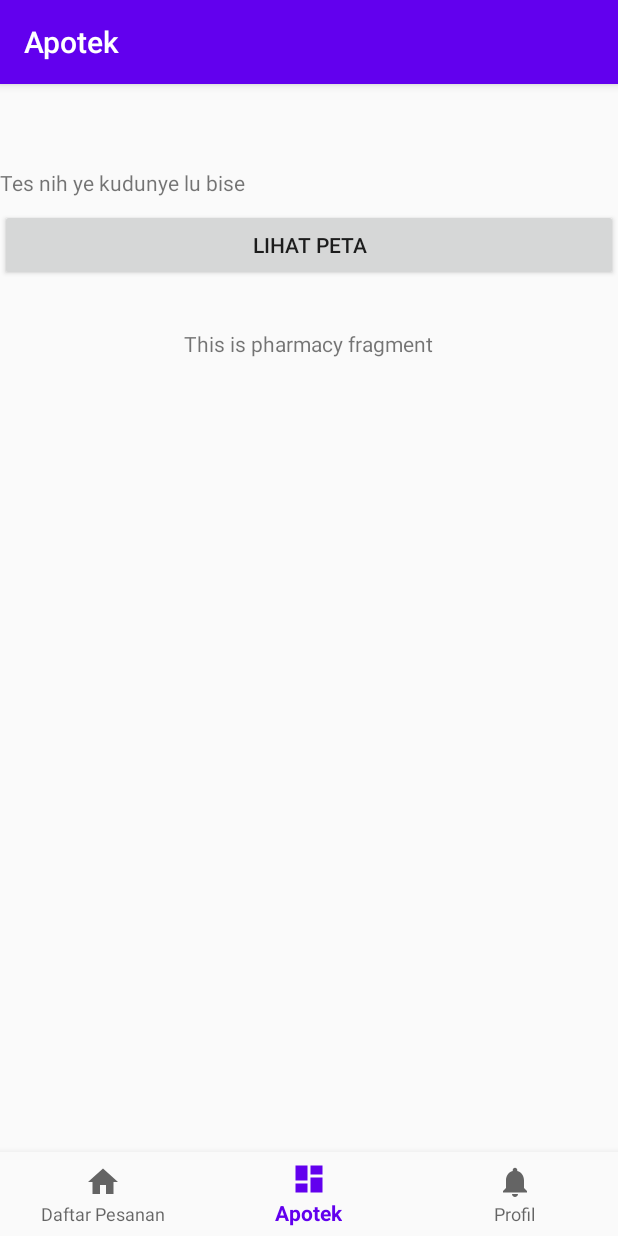
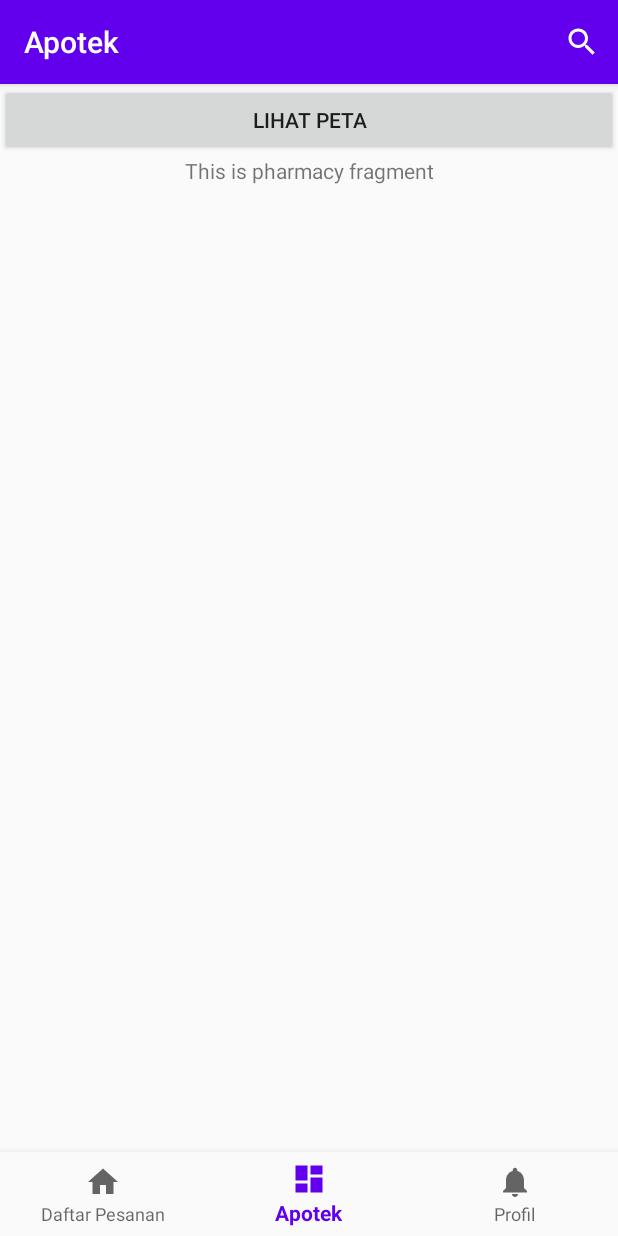
Before and after one commit to nfhmaulidya/maskerin, an Android app: the PharmacyFragment screen opened through its navigation route, on a phone screen of 412 x 824 dp. Run offline under Robolectric (Android 15) with nearby library versions, the phone set to English and light mode, and no system bars; our stand-ins replace navigation-ui.

Commit message:
Modifying some UI position and adding the search button to pharmacy fragment

```diff
--- a/app/src/main/java/com/example/maskerin/nav_ui/pharmacy/PharmacyFragment.java
+++ b/app/src/main/java/com/example/maskerin/nav_ui/pharmacy/PharmacyFragment.java
@@ -5,10 +5,12 @@ import android.os.Bundle;
 import android.view.LayoutInflater;
 import android.view.Menu;
 import android.view.MenuInflater;
+import android.view.MenuItem;
 import android.view.View;
 import android.view.ViewGroup;
 import android.widget.Button;
 import android.widget.TextView;
+import android.widget.Toast;
 
 import androidx.annotation.NonNull;
 import androidx.annotation.Nullable;
@@ -16,6 +18,7 @@ import androidx.fragment.app.Fragment;
 import androidx.lifecycle.Observer;
 import androidx.lifecycle.ViewModelProviders;
 
+import com.example.maskerin.LoginActivity;
 import com.example.maskerin.MapsActivity;
 import com.example.maskerin.R;
 
@@ -49,29 +52,26 @@ public class PharmacyFragment extends Fragment {
         return root;
     }
 
-//    public void onCreate(@Nullable Bundle savedInstanceState){
-//        setHasOptionsMenu(true);
-//        super.onCreate(savedInstanceState);
-//    }
+    public void onCreate(@Nullable Bundle savedInstanceState){
+        setHasOptionsMenu(true);
+        super.onCreate(savedInstanceState);
+    }
 
-//    @Override
-//    public void onCreateOptionsMenu(@NonNull Menu menu, @NonNull MenuInflater inflater) {
-//        inflater.inflate(R.menu.appbar_menu, menu);
-//        super.onCreateOptionsMenu(menu, inflater);
-//    }
+    @Override
+    public void onCreateOptionsMenu(@NonNull Menu menu, @NonNull MenuInflater inflater) {
+        inflater.inflate(R.menu.appbar_menu, menu);
+        super.onCreateOptionsMenu(menu, inflater);
+    }
 
-//    @Override
-//    public boolean onOptionsItemSelected(@NonNull MenuItem item) {
-//        int id = item.getItemId();
-//
-//        if(id == R.id.navigation_order){
-//            Toast.makeText(getActivity(), "Order", Toast.LENGTH_SHORT).show();
-//        } else if(id == R.id.navigation_pharmacy){
-//            Toast.makeText(getActivity(), "Pharmacy", Toast.LENGTH_SHORT).show();
-//        } else if(id == R.id.navigation_profile){
-//            Toast.makeText(getActivity(), "Profile", Toast.LENGTH_SHORT).show();
-//        }
-//
-//        return super.onOptionsItemSelected(item);
-//    }
+    @Override
+    public boolean onOptionsItemSelected(@NonNull MenuItem item) {
+        int id = item.getItemId();
+
+        if(id == R.id.app_bar_search){
+            Intent intent = new Intent(getActivity(), LoginActivity.class);
+            startActivity(intent);
+        }
+
+        return super.onOptionsItemSelected(item);
+    }
 }
--- a/app/src/main/res/layout/activity_main.xml
+++ b/app/src/main/res/layout/activity_main.xml
@@ -3,8 +3,7 @@
     xmlns:app="http://schemas.android.com/apk/res-auto"
     android:id="@+id/container"
     android:layout_width="match_parent"
-    android:layout_height="match_parent"
-    android:paddingTop="?attr/actionBarSize">
+    android:layout_height="match_parent">
 
     <com.google.android.material.bottomnavigation.BottomNavigationView
         android:id="@+id/nav_view"
--- a/app/src/main/res/layout/fragment_pharmacy.xml
+++ b/app/src/main/res/layout/fragment_pharmacy.xml
@@ -6,31 +6,20 @@
     android:layout_height="match_parent"
     tools:context=".nav_ui.pharmacy.PharmacyFragment">
 
-    <LinearLayout
-        android:layout_width="match_parent"
-        android:layout_height="match_parent"
-        android:orientation="vertical">
-
-        <TextView
-            android:layout_width="wrap_content"
-            android:layout_height="wrap_content"
-            android:text="Tes nih ye kudunye lu bise"/>
-
     <Button
         android:id="@+id/bt_see_maps"
         android:layout_width="match_parent"
         android:layout_height="wrap_content"
-            android:layout_marginTop="8dp"
 
-            android:text="Lihat Peta" />
+        android:text="Lihat Peta"
+        app:layout_constraintTop_toTopOf="parent" />
 
     <androidx.recyclerview.widget.RecyclerView
         android:id="@+id/rv_list_of_pharmacy"
         android:layout_width="match_parent"
         android:layout_height="wrap_content"
-            android:layout_marginTop="32dp"
 
-            >
+        app:layout_constraintTop_toBottomOf="@id/bt_see_maps">
 
     </androidx.recyclerview.widget.RecyclerView>
 
@@ -40,7 +29,9 @@
         android:layout_height="wrap_content"
 
         android:layout_gravity="center"
-            android:text="@string/title_pharmacy" />
-    </LinearLayout>
+        android:text="@string/title_pharmacy"
+        app:layout_constraintTop_toBottomOf="@id/rv_list_of_pharmacy"
+        app:layout_constraintStart_toStartOf="parent"
+        app:layout_constraintEnd_toEndOf="parent"/>
 
 </androidx.constraintlayout.widget.ConstraintLayout>
--- a/app/src/main/res/menu/appbar_menu.xml
+++ b/app/src/main/res/menu/appbar_menu.xml
@@ -3,6 +3,7 @@
     xmlns:android="http://schemas.android.com/apk/res/android">
 
     <item
+        app:showAsAction="always"
         android:id="@+id/app_bar_search"
         android:icon="@drawable/ic_search_black_24dp"
         android:title="Search"
```
Also changed, not shown: app/src/main/res/layout/fragment_order.xml (+0 -7 lines), app/src/main/res/layout/fragment_profile.xml (+0 -8 lines). Lines whose indentation alone changed are shown as unchanged.
